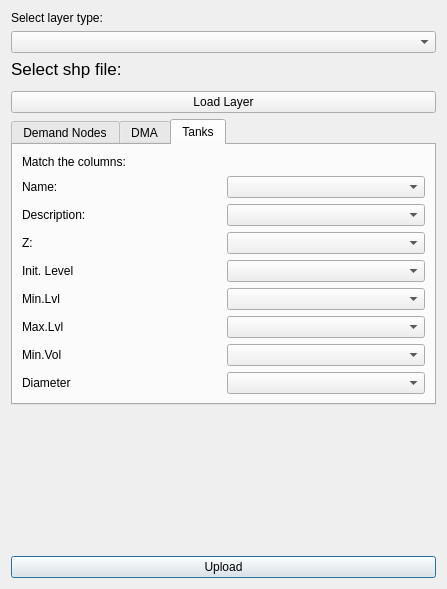
The window that ui/watering_shpImport_dialog.ui (Ingeniousware/QGISWaterIng) describes before a commit, drawn with Qt 5.
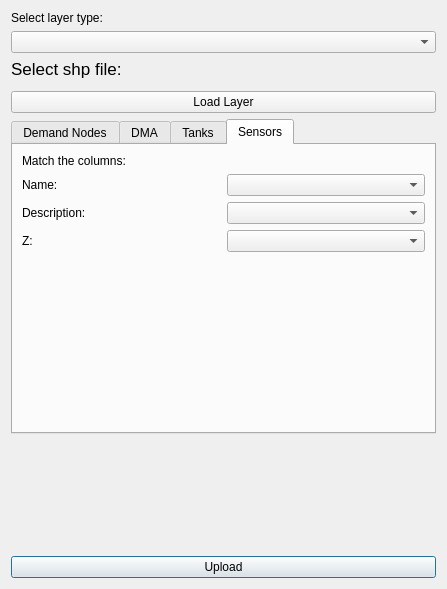
The same window after the commit. Custom widgets are drawn as their Qt base class.

Commit message: added sensor shp

```diff
--- a/ui/watering_shpImport_dialog.ui
+++ b/ui/watering_shpImport_dialog.ui
@@ -33,7 +33,7 @@
       <bool>true</bool>
      </property>
      <property name="currentIndex">
-      <number>2</number>
+      <number>3</number>
      </property>
      <property name="tabBarAutoHide">
       <bool>false</bool>
@@ -256,6 +256,63 @@
        </item>
       </layout>
      </widget>
+     <widget class="QWidget" name="sensorsPage">
+      <attribute name="title">
+       <string>Sensors</string>
+      </attribute>
+      <layout class="QGridLayout" name="gridLayout_5">
+       <item row="4" column="0">
+        <spacer name="verticalSpacer_4">
+         <property name="orientation">
+          <enum>Qt::Vertical</enum>
+         </property>
+         <property name="sizeHint" stdset="0">
+          <size>
+           <width>20</width>
+           <height>169</height>
+          </size>
+         </property>
+        </spacer>
+       </item>
+       <item row="3" column="0">
+        <widget class="QLabel" name="zLabel_2">
+         <property name="text">
+          <string>Z:</string>
+         </property>
+        </widget>
+       </item>
+       <item row="2" column="0">
+        <widget class="QLabel" name="descriptionLabel_2">
+         <property name="text">
+          <string>Description:</string>
+         </property>
+        </widget>
+       </item>
+       <item row="1" column="0">
+        <widget class="QLabel" name="nameLabel_2">
+         <property name="text">
+          <string>Name:</string>
+         </property>
+        </widget>
+       </item>
+       <item row="2" column="1">
+        <widget class="QComboBox" name="sensorDescriptCBox"/>
+       </item>
+       <item row="0" column="0">
+        <widget class="QLabel" name="matchLabel_2">
+         <property name="text">
+          <string>Match the columns:</string>
+         </property>
+        </widget>
+       </item>
+       <item row="1" column="1">
+        <widget class="QComboBox" name="sensorNameCBox"/>
+       </item>
+       <item row="3" column="1">
+        <widget class="QComboBox" name="sensorZCBox"/>
+       </item>
+      </layout>
+     </widget>
     </widget>
    </item>
    <item row="1" column="0">
```
The commit also changes 1 other file.
